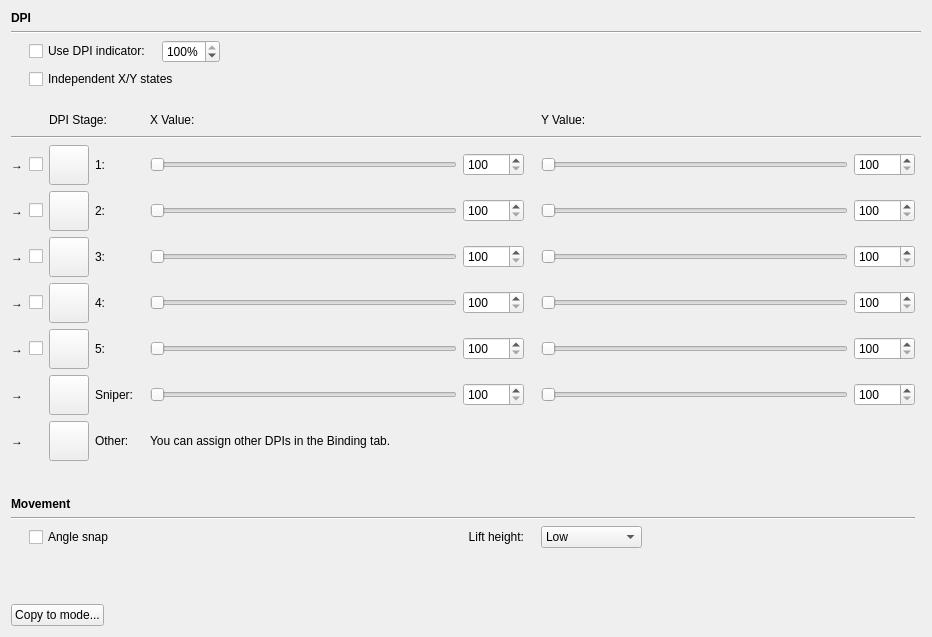
This is src/gui/mperfwidget.ui in ckb-next/ckb-next as Qt 5 draws it before an edit. The edited form follows.
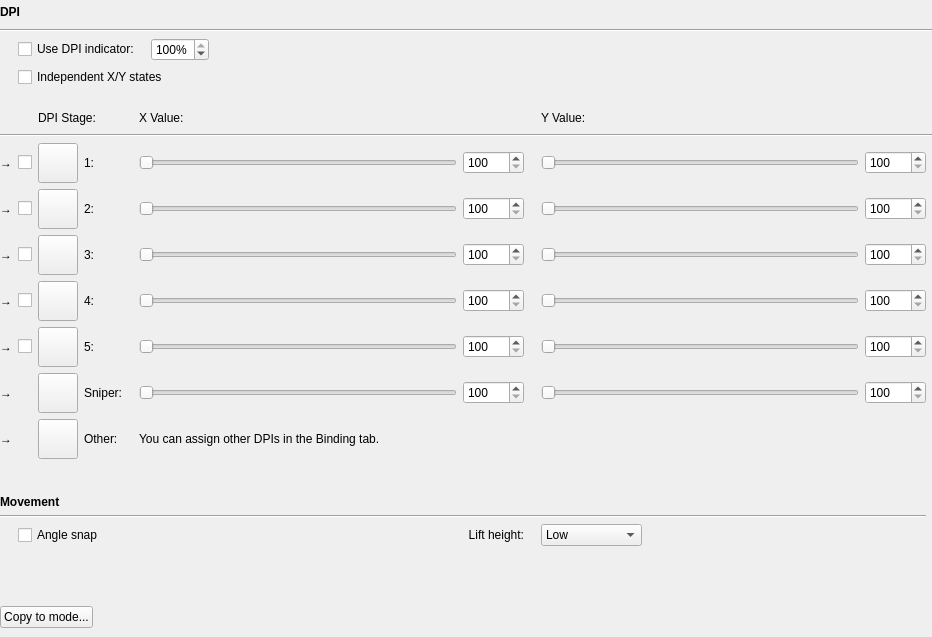
This is the edited form. Custom widgets are drawn as their Qt base class.

Commit message: Fix DPI header in GUI

Diff of the .ui file:
```diff
--- a/src/gui/mperfwidget.ui
+++ b/src/gui/mperfwidget.ui
@@ -14,8 +14,26 @@
    <string>Form</string>
   </property>
   <layout class="QVBoxLayout" name="verticalLayout">
+   <property name="leftMargin">
+    <number>0</number>
+   </property>
+   <property name="topMargin">
+    <number>0</number>
+   </property>
+   <property name="rightMargin">
+    <number>0</number>
+   </property>
+   <property name="bottomMargin">
+    <number>9</number>
+   </property>
    <item>
     <widget class="QLabel" name="label">
+     <property name="minimumSize">
+      <size>
+       <width>0</width>
+       <height>23</height>
+      </size>
+     </property>
      <property name="font">
       <font>
        <weight>75</weight>
```
The commit also changes 1 other file.
